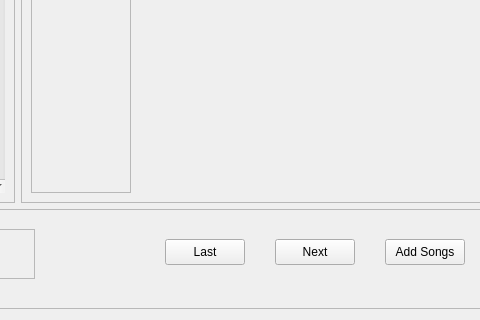
The window that SoundDrive/main.ui (Nmstr/SoundDrive) describes before a commit, drawn with Qt 5; both pictures show x 446 to 926 and y 481 to 801 of the 1280 by 801 pixel window.
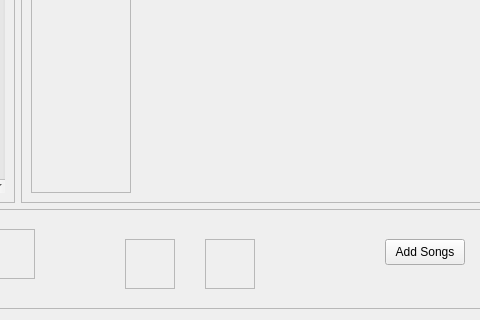
The same window after the commit.

Commit message: replaced last and next buttons

What changed in the file:
```diff
--- a/SoundDrive/main.ui
+++ b/SoundDrive/main.ui
@@ -286,32 +286,6 @@
      <property name="frameShadow">
       <enum>QFrame::Shadow::Raised</enum>
      </property>
-     <widget class="QPushButton" name="last_btn">
-      <property name="geometry">
-       <rect>
-        <x>600</x>
-        <y>30</y>
-        <width>80</width>
-        <height>26</height>
-       </rect>
-      </property>
-      <property name="text">
-       <string>Last</string>
-      </property>
-     </widget>
-     <widget class="QPushButton" name="next_btn">
-      <property name="geometry">
-       <rect>
-        <x>710</x>
-        <y>30</y>
-        <width>80</width>
-        <height>26</height>
-       </rect>
-      </property>
-      <property name="text">
-       <string>Next</string>
-      </property>
-     </widget>
      <widget class="QPushButton" name="add_songs_btn">
       <property name="geometry">
        <rect>
@@ -389,6 +363,66 @@
        </property>
       </layout>
      </widget>
+     <widget class="QFrame" name="next_btn_container">
+      <property name="geometry">
+       <rect>
+        <x>640</x>
+        <y>30</y>
+        <width>50</width>
+        <height>50</height>
+       </rect>
+      </property>
+      <property name="frameShape">
+       <enum>QFrame::Shape::StyledPanel</enum>
+      </property>
+      <property name="frameShadow">
+       <enum>QFrame::Shadow::Raised</enum>
+      </property>
+      <layout class="QHBoxLayout" name="horizontalLayout_6">
+       <property name="leftMargin">
+        <number>0</number>
+       </property>
+       <property name="topMargin">
+        <number>0</number>
+       </property>
+       <property name="rightMargin">
+        <number>0</number>
+       </property>
+       <property name="bottomMargin">
+        <number>0</number>
+       </property>
+      </layout>
+     </widget>
+     <widget class="QFrame" name="last_btn_container">
+      <property name="geometry">
+       <rect>
+        <x>560</x>
+        <y>30</y>
+        <width>50</width>
+        <height>50</height>
+       </rect>
+      </property>
+      <property name="frameShape">
+       <enum>QFrame::Shape::StyledPanel</enum>
+      </property>
+      <property name="frameShadow">
+       <enum>QFrame::Shadow::Raised</enum>
+      </property>
+      <layout class="QHBoxLayout" name="horizontalLayout_7">
+       <property name="leftMargin">
+        <number>0</number>
+       </property>
+       <property name="topMargin">
+        <number>0</number>
+       </property>
+       <property name="rightMargin">
+        <number>0</number>
+       </property>
+       <property name="bottomMargin">
+        <number>0</number>
+       </property>
+      </layout>
+     </widget>
     </widget>
    </item>
   </layout>
```
The commit also changes 5 other files.
